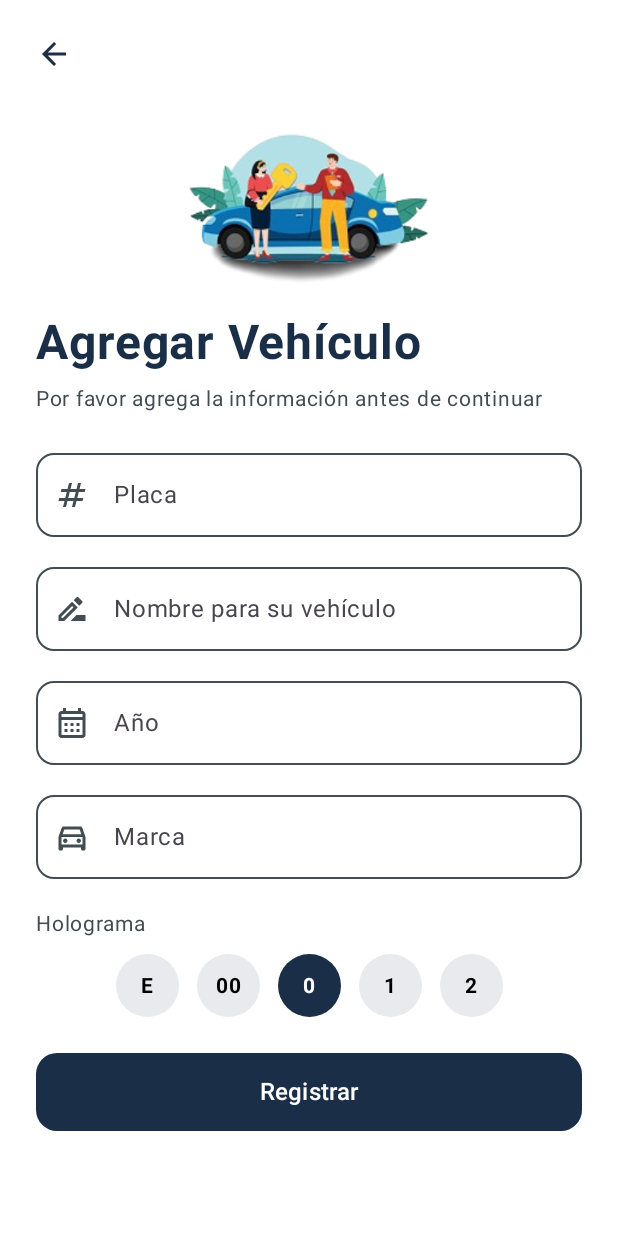
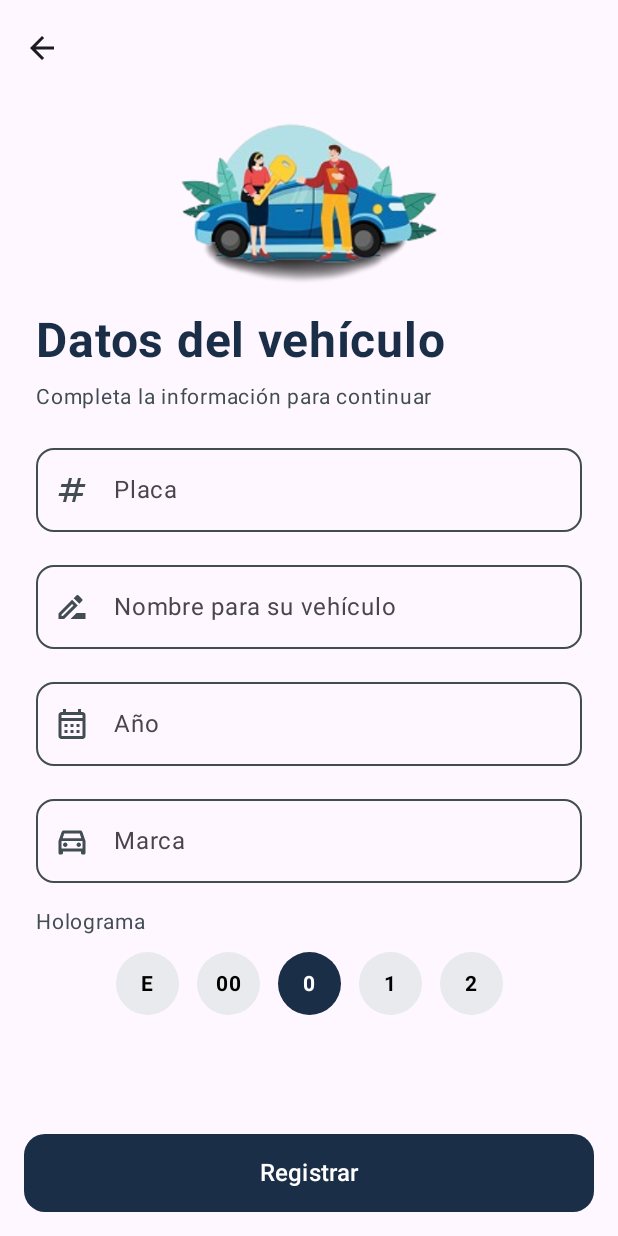
Before and after one commit to JimenaAce/AppMovilSIIVMEX, an Android app built with Jetpack Compose: the registro_vehiculo screen opened through its navigation route, on a phone screen of 412 x 824 dp. Run offline under Robolectric (Android 15) with nearby library versions, the phone set to English and light mode, and no system bars.

Commit message:
Modificando detalles estéticos en pantallas y agregando recursos

```diff
--- a/app/src/main/java/com/example/appmovilsiivmex/ui/screens/forgotpassword/ForgotPasswordScreen.kt
+++ b/app/src/main/java/com/example/appmovilsiivmex/ui/screens/forgotpassword/ForgotPasswordScreen.kt
@@ -72,13 +72,12 @@ fun ForgotPasswordScreen(
     }
 }
 
-/* =================== SUB-COMPONENTES =================== */
 
 @OptIn(ExperimentalMaterial3Api::class)
 @Composable
 private fun ForgotTopBar(onBack: () -> Unit) {
     TopAppBar(
-        title = {}, // o CenterAlignedTopAppBar si quieres título centrado
+        title = {},
         navigationIcon = {
             IconButton(onClick = onBack) {
                 Icon(
--- a/app/src/main/java/com/example/appmovilsiivmex/ui/screens/register/RegisterScreen.kt
+++ b/app/src/main/java/com/example/appmovilsiivmex/ui/screens/register/RegisterScreen.kt
@@ -118,8 +118,6 @@ fun RegisterScreen(
         }
     }
 }
-
-/* ---------- Subcomposables con estilo "filled" (fondo gris, sin borde) ---------- */
 
 @Composable
 private fun FilledInput(
--- a/app/src/main/java/com/example/appmovilsiivmex/ui/screens/vehicle/VehicleAddScreen.kt
+++ b/app/src/main/java/com/example/appmovilsiivmex/ui/screens/vehicle/VehicleAddScreen.kt
@@ -1,9 +1,13 @@
 package com.example.appmovilsiivmex.ui.screens.vehicle
 
+import androidx.compose.foundation.ExperimentalFoundationApi
 import androidx.compose.foundation.Image
-import androidx.compose.foundation.background
 import androidx.compose.foundation.clickable
 import androidx.compose.foundation.layout.*
+import androidx.compose.foundation.lazy.LazyColumn
+import androidx.compose.foundation.lazy.rememberLazyListState
+import androidx.compose.foundation.relocation.BringIntoViewRequester
+import androidx.compose.foundation.relocation.bringIntoViewRequester
 import androidx.compose.foundation.shape.CircleShape
 import androidx.compose.foundation.shape.RoundedCornerShape
 import androidx.compose.foundation.text.KeyboardActions
@@ -18,9 +22,12 @@ import androidx.compose.material3.*
 import androidx.compose.runtime.*
 import androidx.compose.ui.Alignment
 import androidx.compose.ui.Modifier
+import androidx.compose.ui.focus.onFocusChanged
 import androidx.compose.ui.graphics.Color
 import androidx.compose.ui.layout.ContentScale
+import androidx.compose.ui.layout.onGloballyPositioned
 import androidx.compose.ui.platform.LocalFocusManager
+import androidx.compose.ui.platform.LocalSoftwareKeyboardController
 import androidx.compose.ui.res.painterResource
 import androidx.compose.ui.text.TextRange
 import androidx.compose.ui.text.font.FontWeight
@@ -35,7 +42,9 @@ import androidx.lifecycle.viewmodel.compose.viewModel
 import com.example.appmovilsiivmex.R
 import com.example.appmovilsiivmex.ui.theme.ColorAzulOscuro
 import com.example.appmovilsiivmex.ui.theme.ColorGris
+import kotlinx.coroutines.launch
 
+@OptIn(ExperimentalFoundationApi::class, ExperimentalMaterial3Api::class)
 @Preview(showBackground = true)
 @Composable
 fun VehicleAddScreen(
@@ -44,68 +53,90 @@ fun VehicleAddScreen(
     onSubmit: (VehicleUiState) -> Unit = {}
 ) {
     val ui by viewModel.uiState.collectAsState()
-    val focus = LocalFocusManager.current
+    val kb = LocalSoftwareKeyboardController.current
 
-    Column(
-        modifier = Modifier
-            .background(Color.White)
-            .fillMaxSize()
+    val listState = rememberLazyListState()
+    val bringIntoViewRequester = remember { BringIntoViewRequester() }
+    val focusManager = LocalFocusManager.current
+
+    Scaffold(
+        topBar = {
+            TopAppBar(
+                title = { Text("") },
+                navigationIcon = {
+                    IconButton(onClick = onBack) {
+                        Icon(Icons.AutoMirrored.Outlined.ArrowBack, contentDescription = "Volver")
+                    }
+                }
+            )
+        },
+        bottomBar = {
+            Surface {
+                Row(
+                    Modifier
+                        .fillMaxWidth()
+                        .navigationBarsPadding()
+                        .padding(16.dp)
                 ) {
-        // Flecha de back manual
-        Row(
-            modifier = Modifier
-                .fillMaxWidth()
-                .padding(16.dp),
-            horizontalArrangement = Arrangement.Start
-        ) {
-            Icon(
-                imageVector = Icons.AutoMirrored.Outlined.ArrowBack,
-                contentDescription = "Volver",
-                tint = ColorAzulOscuro,
-                modifier = Modifier
-                    .size(40.dp)
-                    .clickable { onBack() }
-                    .padding(8.dp)
+                    PrimaryButton(
+                        text = "Registrar",
+                        isLoading = ui.isLoading,
+                        onClick = {
+                            focusManager.clearFocus()
+                            kb?.hide()
+                            viewModel.submit(onSuccess = { onSubmit(ui) })
+                        }
                     )
                 }
-
-        // Resto del contenido con scroll
-        Column(
+            }
+        }
+    ) { inner ->
+        LazyColumn(
+            state = listState,
             modifier = Modifier
                 .fillMaxSize()
+                .imePadding()
+                .padding(inner)
                 .padding(horizontal = 24.dp),
-            horizontalAlignment = Alignment.CenterHorizontally
+            verticalArrangement = Arrangement.spacedBy(14.dp),
+            contentPadding = PaddingValues(bottom = 24.dp)
         ) {
+            item {
                 Illustration(resId = R.drawable.addvehicle_illustration)
-            Spacer(Modifier.height(16.dp))
-
+            }
+            item {
                 TitleAndSubtitle(
-                title = "Agregar Vehículo",
-                subtitle = "Por favor agrega la información antes de continuar"
+                    title = "Datos del vehículo",
+                    subtitle = "Completa la información para continuar"
                 )
-
-            // ... resto de tu contenido igual
-            Spacer(Modifier.height(16.dp))
-
+            }
+            item {
+                // Placa (con bringIntoView al enfocar)
+                FocusableWrapper(bringIntoViewRequester) {
                     PlateInput(
                         value = ui.plate,
                         onValueChange = viewModel::onPlateChange,
                         placeholder = "Placa",
                         imeAction = ImeAction.Next
                     )
-
-            Spacer(Modifier.height(12.dp))
-
+                }
+            }
+            item {
                 FilledInput(
                     value = ui.nickname,
                     onValueChange = viewModel::onNicknameChange,
                     placeholder = "Nombre para su vehículo",
-                leading = { Icon(Icons.Outlined.DriveFileRenameOutline, null, tint = ColorGris) },
-                keyboardOptions = KeyboardOptions(imeAction = ImeAction.Next),
+                    leading = {
+                        Icon(
+                            Icons.Outlined.DriveFileRenameOutline,
+                            null,
+                            tint = ColorGris
                         )
-
-            Spacer(Modifier.height(12.dp))
-
+                    },
+                    keyboardOptions = KeyboardOptions(imeAction = ImeAction.Next)
+                )
+            }
+            item {
                 FilledInput(
                     value = ui.year,
                     onValueChange = viewModel::onYearChange,
@@ -116,41 +147,75 @@ fun VehicleAddScreen(
                         imeAction = ImeAction.Next
                     )
                 )
-
-            Spacer(Modifier.height(12.dp))
-
+            }
+            item {
                 FilledInput(
                     value = ui.brand,
                     onValueChange = viewModel::onBrandChange,
                     placeholder = "Marca",
                     leading = { Icon(Icons.Outlined.DirectionsCar, null, tint = ColorGris) },
                     keyboardOptions = KeyboardOptions(imeAction = ImeAction.Done),
-                keyboardActions = KeyboardActions(onDone = { focus.clearFocus() })
+                    keyboardActions = KeyboardActions(onDone = {
+                        focusManager.clearFocus()
+                        kb?.hide()
+                    })
                 )
-
-            Spacer(Modifier.height(18.dp))
-
-            Text("Holograma", color = ColorGris, fontSize = 14.sp, modifier = Modifier.fillMaxWidth())
+            }
+            item {
+                Text(
+                    "Holograma",
+                    color = ColorGris,
+                    fontSize = 14.sp,
+                    modifier = Modifier.fillMaxWidth()
+                )
                 Spacer(Modifier.height(8.dp))
                 HologramChips(
                     options = listOf("E", "00", "0", "1", "2"),
                     selected = ui.hologram,
                     onSelected = viewModel::onHologramChange
                 )
-
-            Spacer(Modifier.height(24.dp))
-
-            PrimaryButton(
-                text = "Registrar",
-                isLoading = ui.isLoading,
-                onClick = { viewModel.submit(onSuccess = { onSubmit(ui) }) }
-            )
-            Spacer(Modifier.height(24.dp))
+            }
         }
     }
 }
 
-/* ---------- Subcomposables ---------- */
+
+@OptIn(ExperimentalFoundationApi::class)
+@Composable
+private fun FocusableWrapper(
+    bringIntoViewRequester: BringIntoViewRequester,
+    content: @Composable () -> Unit
+) {
+    Box(
+        modifier = Modifier
+            .bringIntoViewRequester(bringIntoViewRequester)
+    ) {
+        var hasFocus by remember { mutableStateOf(false) }
+        Box(
+            Modifier.onGloballyPositioned { }
+        ) {
+            CompositionLocalProvider {
+                val scope = rememberCoroutineScope()
+                Box(
+                    Modifier.onFocusChanged { st ->
+                        if (st.isFocused && !hasFocus) {
+                            hasFocus = true
+                            scope.launch {
+                                kotlinx.coroutines.delay(120)
+                                bringIntoViewRequester.bringIntoView()
+                            }
+                        } else if (!st.isFocused) {
+                            hasFocus = false
+                        }
+                    }
+                ) {
+                    content()
+                }
+            }
+        }
+    }
+}
+
 @Composable
 private fun Illustration(resId: Int) {
     Image(
@@ -158,7 +223,7 @@ private fun Illustration(resId: Int) {
         contentDescription = null,
         modifier = Modifier
             .fillMaxWidth()
-            .aspectRatio(3.0f),
+            .aspectRatio(2.8f),
         contentScale = ContentScale.Fit
     )
 }
@@ -233,11 +298,11 @@ private fun PlateInput(
         value = tf,
         onValueChange = { new ->
             val cleaned = new.text.uppercase().filter { it.isLetterOrDigit() || it == '-' }
-            val limited = cleaned.take(8) // ej. "ABC-1234" o "ABC123"
+            val limited = cleaned.take(8)
             tf = new.copy(text = limited, selection = TextRange(limited.length))
             onValueChange(limited)
         },
-        label = {Text(placeholder)},
+        label = { Text(placeholder) },
         leadingIcon = { Icon(Icons.Outlined.Numbers, null, tint = ColorGris) },
         singleLine = true,
         keyboardOptions = KeyboardOptions(
@@ -266,7 +331,7 @@ private fun HologramChips(
     Row(
         modifier = Modifier
             .fillMaxWidth()
-            .wrapContentWidth(Alignment.CenterHorizontally), // centra el grupo
+            .wrapContentWidth(Alignment.CenterHorizontally),
         horizontalArrangement = Arrangement.spacedBy(12.dp),
         verticalAlignment = Alignment.CenterVertically
     ) {
@@ -294,7 +359,6 @@ private fun CircleChip(
         shape = CircleShape,
         shadowElevation = 0.dp,
         tonalElevation = 0.dp,
-        // sin border = sin contorno negro
         modifier = Modifier
             .size(42.dp)
             .clickable { onClick() }
```
Also changed, not shown: app/src/main/java/com/example/appmovilsiivmex/ui/screens/login/LoginScreen.kt (+44 -44 lines), app/src/main/java/com/example/appmovilsiivmex/ui/screens/newpassword/CreateNewPasswordScreen.kt (+7 -8 lines), app/src/main/java/com/example/appmovilsiivmex/ui/screens/passwordreset/PasswordResetSuccessScreen.kt (+7 -12 lines), app/src/main/java/com/example/appmovilsiivmex/ui/screens/verifycode/VerifyCodeScreen.kt (+54 -14 lines), app/src/main/res/drawable/verifycode_illustration.png (added). Lines whose indentation alone changed are shown as unchanged.
